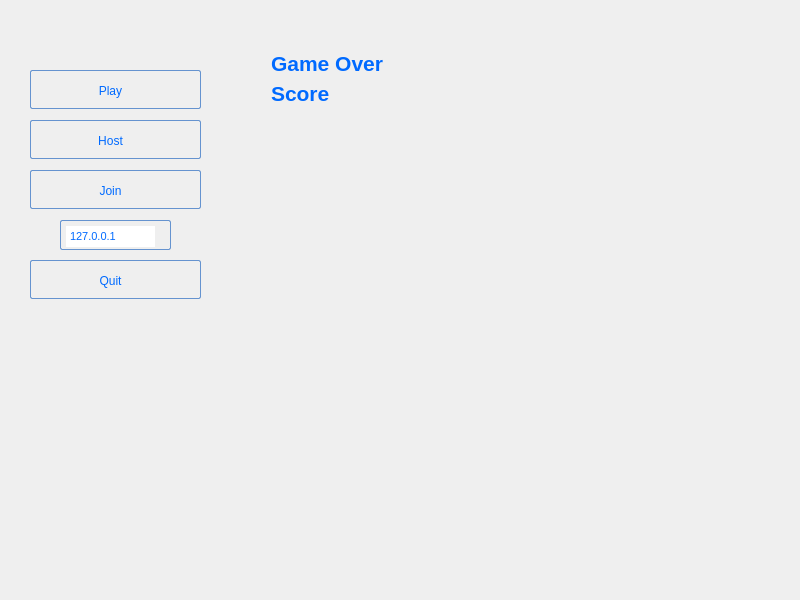
The window that mainmenu.ui (snakamoto/PacmanGame) describes before a commit, drawn with Qt 5.
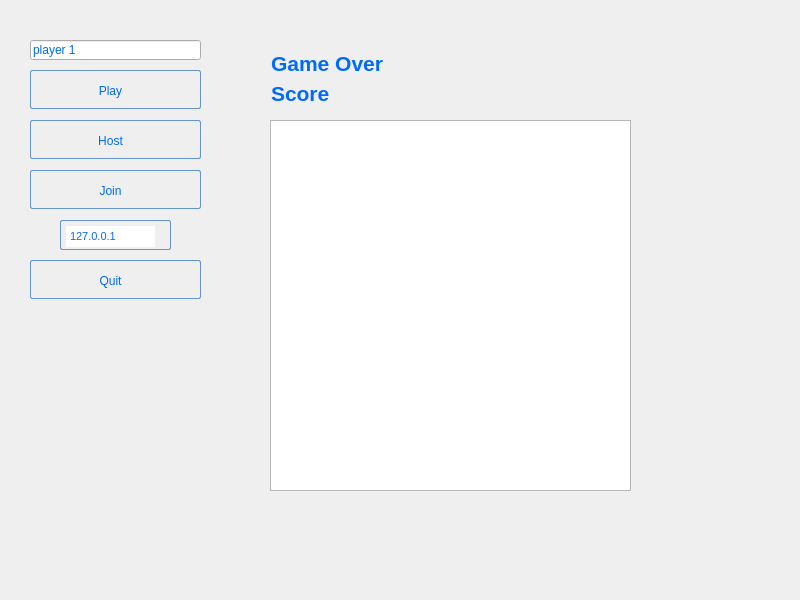
The same window after the commit.

Patch:
```diff
--- a/mainmenu.ui
+++ b/mainmenu.ui
@@ -351,6 +351,32 @@
        <string>Score</string>
       </property>
      </widget>
+     <widget class="QLineEdit" name="lineEdit">
+      <property name="geometry">
+       <rect>
+        <x>30</x>
+        <y>40</y>
+        <width>171</width>
+        <height>20</height>
+       </rect>
+      </property>
+      <property name="text">
+       <string>player 1</string>
+      </property>
+     </widget>
+     <widget class="QPlainTextEdit" name="plainTextEdit">
+      <property name="geometry">
+       <rect>
+        <x>270</x>
+        <y>120</y>
+        <width>361</width>
+        <height>371</height>
+       </rect>
+      </property>
+      <property name="readOnly">
+       <bool>true</bool>
+      </property>
+     </widget>
     </widget>
     <widget class="QWidget" name="play_page">
      <property name="focusPolicy">
```
